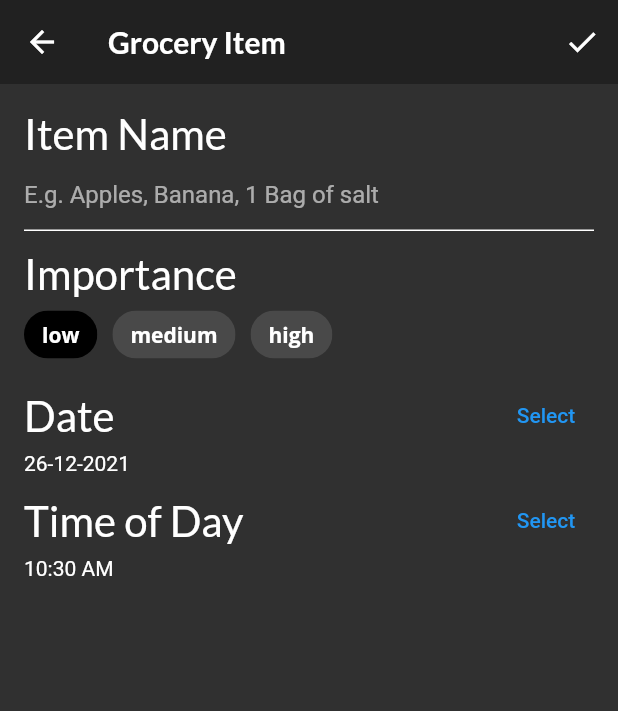
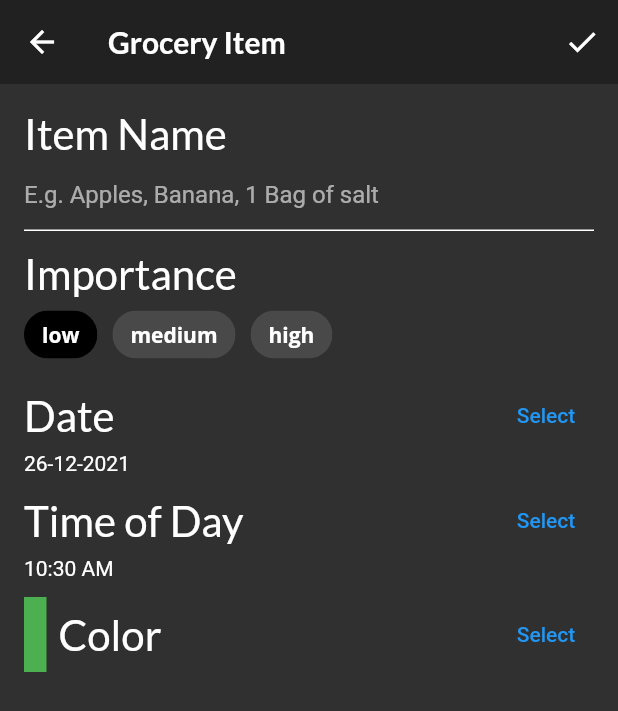
Before and after one commit to Kvaara/flutter_fooderlich_app, a Flutter app: the screen it shows after launch, item 3 of the bottom bar chosen, after a tap on the "add" icon, on a phone screen of 412 x 824 dp. Shown: the top 711 px of the screen. Run offline on Flutter 3.47's test engine with Material 2 defaults, Android fonts, the phone set to English and light mode, and no system bars; our stand-ins replace flutter_colorpicker, google_fonts.

Commit message:
Created a method named buildColorPicker that uses the flutter colorpicker library from pub.dev. buildColorPicker returns an AlertDialog when the 'Select' TextButton is tapped/pressed. In this Modal Dialogue the user can select the appropriate color for their to-do item.

```diff
--- a/lib/screens/grocery_item_screen.dart
+++ b/lib/screens/grocery_item_screen.dart
@@ -1,4 +1,5 @@
 import 'package:flutter/material.dart';
+import 'package:flutter_colorpicker/flutter_colorpicker.dart';
 import 'package:google_fonts/google_fonts.dart';
 import 'package:intl/intl.dart';
 import 'package:uuid/uuid.dart';
@@ -88,6 +89,8 @@ class _GroceryItemScreenState extends State<GroceryItemScreen> {
             buildDateField(context),
             const SizedBox(height: 6.0),
             buildTimeField(context),
+            const SizedBox(height: 11.0),
+            buildColorPicker(context),
           ],
         ),
       ),
@@ -242,4 +245,48 @@ class _GroceryItemScreenState extends State<GroceryItemScreen> {
       ],
     );
   }
+
+  Widget buildColorPicker(BuildContext context) {
+    return Row(
+      mainAxisAlignment: MainAxisAlignment.spaceBetween,
+      children: [
+        Row(
+          children: [
+            Container(
+              height: 50,
+              width: 15,
+              color: _currentColor,
+            ),
+            const SizedBox(width: 8),
+            Text('Color', style: GoogleFonts.lato(fontSize: 28)),
+          ],
+        ),
+        TextButton(
+          child: const Text('Select'),
+          onPressed: () {
+            showDialog(
+              context: context,
+              builder: (context) {
+                return AlertDialog(
+                  content: BlockPicker(
+                      pickerColor: Colors.white,
+                      onColorChanged: (color) {
+                        setState(() => _currentColor = color);
+                      }),
+                  actions: [
+                    TextButton(
+                      child: const Text('Save'),
+                      onPressed: () {
+                        Navigator.of(context).pop();
+                      },
+                    ),
+                  ],
+                );
+              },
+            );
+          },
+        ),
+      ],
+    );
+  }
 }
```
